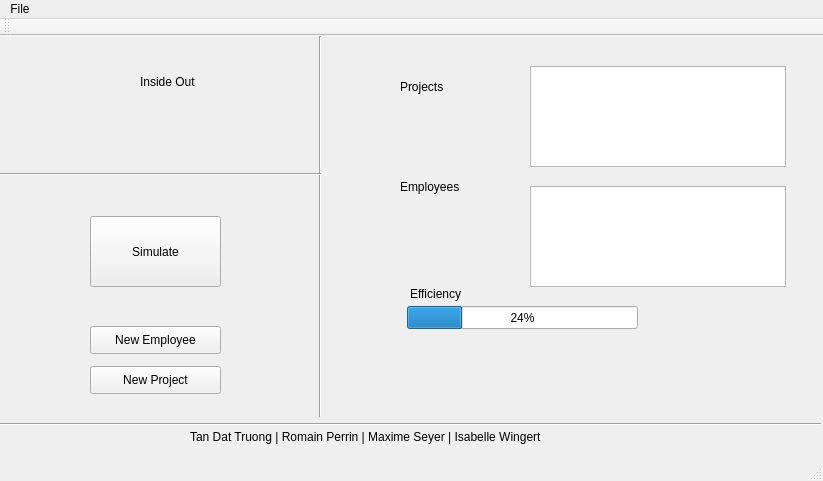
Old version of the form mainwindow.ui in the repository Romain96/M2S3_QualiteERP.
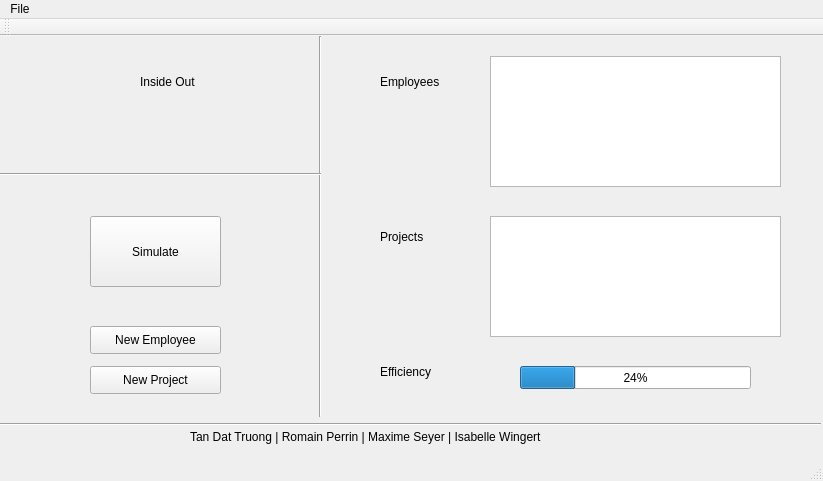
New version of the form.

Commit message: adding update method for employees

```diff
--- a/mainwindow.ui
+++ b/mainwindow.ui
@@ -46,8 +46,8 @@
    <widget class="QProgressBar" name="progressBar_efficiency">
     <property name="geometry">
      <rect>
-      <x>407</x>
-      <y>270</y>
+      <x>520</x>
+      <y>330</y>
       <width>231</width>
       <height>23</height>
      </rect>
@@ -56,23 +56,13 @@
      <number>24</number>
     </property>
    </widget>
-   <widget class="QListView" name="listView_projects">
-    <property name="geometry">
-     <rect>
-      <x>530</x>
-      <y>30</y>
-      <width>256</width>
-      <height>101</height>
-     </rect>
-    </property>
-   </widget>
    <widget class="QLabel" name="label_efficiency">
     <property name="geometry">
      <rect>
-      <x>410</x>
-      <y>250</y>
-      <width>61</width>
-      <height>16</height>
+      <x>380</x>
+      <y>320</y>
+      <width>71</width>
+      <height>31</height>
      </rect>
     </property>
     <property name="text">
@@ -121,8 +111,8 @@
    <widget class="QLabel" name="label_projects">
     <property name="geometry">
      <rect>
-      <x>400</x>
-      <y>40</y>
+      <x>380</x>
+      <y>190</y>
       <width>101</width>
       <height>21</height>
      </rect>
@@ -131,29 +121,6 @@
      <string>Projects</string>
     </property>
    </widget>
-   <widget class="QLabel" name="label_employees">
-    <property name="geometry">
-     <rect>
-      <x>400</x>
-      <y>140</y>
-      <width>111</width>
-      <height>21</height>
-     </rect>
-    </property>
-    <property name="text">
-     <string>Employees</string>
-    </property>
-   </widget>
-   <widget class="QListView" name="listView_employees">
-    <property name="geometry">
-     <rect>
-      <x>530</x>
-      <y>150</y>
-      <width>256</width>
-      <height>101</height>
-     </rect>
-    </property>
-   </widget>
    <widget class="Line" name="line_3">
     <property name="geometry">
      <rect>
@@ -193,6 +160,39 @@
      <string>Simulate</string>
     </property>
    </widget>
+   <widget class="QLabel" name="label_employees">
+    <property name="geometry">
+     <rect>
+      <x>380</x>
+      <y>30</y>
+      <width>81</width>
+      <height>31</height>
+     </rect>
+    </property>
+    <property name="text">
+     <string>Employees</string>
+    </property>
+   </widget>
+   <widget class="QTextBrowser" name="textBrowser_employees">
+    <property name="geometry">
+     <rect>
+      <x>490</x>
+      <y>20</y>
+      <width>291</width>
+      <height>131</height>
+     </rect>
+    </property>
+   </widget>
+   <widget class="QTextBrowser" name="textBrowser_projects">
+    <property name="geometry">
+     <rect>
+      <x>490</x>
+      <y>180</y>
+      <width>291</width>
+      <height>121</height>
+     </rect>
+    </property>
+   </widget>
   </widget>
   <widget class="QMenuBar" name="menuBar">
    <property name="geometry">
```
The commit also changes 2 other files.
